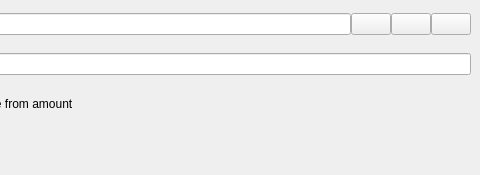
First picture: the form in src/qt/forms/sendcoinsentry.ui, repository soom-4th-blockchain/soom-core, before the edit; both pictures show x 249 to 729 and y 0 to 175 of the 729 by 175 pixel window.
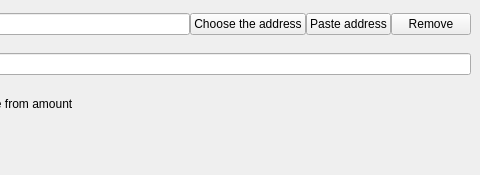
Second picture: the form after the edit. Custom widgets are drawn as their Qt base class.

The edit to the form file:
```diff
--- a/src/qt/forms/sendcoinsentry.ui
+++ b/src/qt/forms/sendcoinsentry.ui
@@ -139,7 +139,7 @@
          <string>Choose previously used address</string>
         </property>
         <property name="text">
-         <string/>
+         <string>Choose the address</string>
         </property>
         <property name="iconSize">
          <size>
@@ -173,7 +173,7 @@
          <string>Paste address from clipboard</string>
         </property>
         <property name="text">
-         <string/>
+         <string>Paste address</string>
         </property>
         <property name="iconSize">
          <size>
@@ -204,7 +204,7 @@
          <string>Remove this entry</string>
         </property>
         <property name="text">
-         <string/>
+         <string>Remove</string>
         </property>
         <property name="iconSize">
          <size>
```
Left out of the diff: 4 changed lines with no effect on the pictures.
